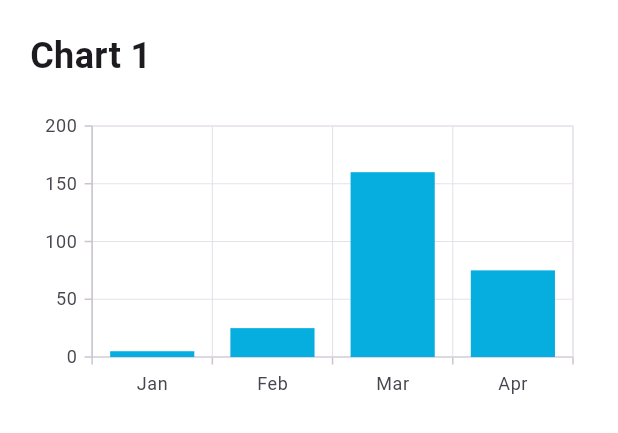
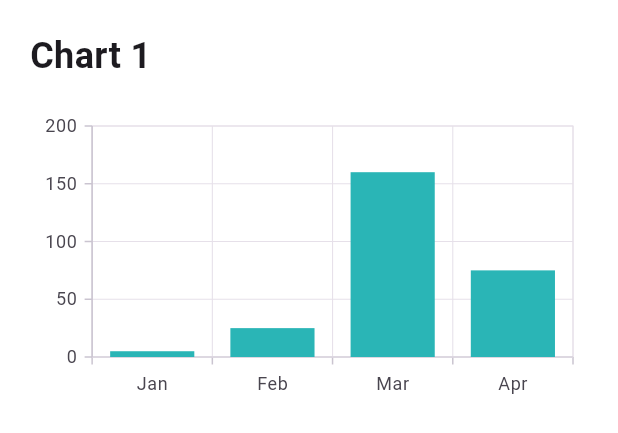
Before and after one commit to Marwen-Hammami/LocaGest-Flutter, a Flutter app: the BarChartSection widget shown alone on an empty page, opened directly, on a phone screen of 412 x 824 dp. Shown: the top 433 px of the screen. Run offline on Flutter 3.47's test engine with Material 3 defaults, Android fonts, the phone set to English and light mode, and no system bars; our stand-ins replace syncfusion_flutter_charts; network calls fail.

Commit message:
App Colors

```diff
--- a/lib/screens/chat_screen/dashboard_chat.dart
+++ b/lib/screens/chat_screen/dashboard_chat.dart
@@ -1,6 +1,8 @@
 import 'package:flutter/material.dart';
 import 'package:locagest/screens/chat_screen/signalement_traitement.dart';
 import 'package:syncfusion_flutter_charts/charts.dart';
+
+import '../../utilities/colors.dart';
 
 class OrdinalBar {
   final String x;
@@ -15,6 +17,7 @@ class ChatResponsiveDashboard extends StatelessWidget {
     return Scaffold(
       appBar: AppBar(
         title: const Text('Signalements'),
+        centerTitle: true,
       ),
       body: SingleChildScrollView(
         child: Column(
@@ -128,6 +131,7 @@ class BarChartSection extends StatelessWidget {
                   dataSource: chartData,
                   xValueMapper: (OrdinalBar sales, _) => sales.x,
                   yValueMapper: (OrdinalBar sales, _) => sales.y,
+                  color: AppColors.mainColor, // Use the mainColor here
                 ),
               ],
             ),
--- /dev/null
+++ b/lib/utilities/colors.dart
@@ -0,0 +1,12 @@
+import 'package:flutter/material.dart';
+
+class AppColors {
+  static const Color mainColor = Color(0xFF2AB5B6);
+  static const Color secondaryColor = Color(0xFFF4FBFB);
+  static const Color accentColor = Color(0xFF229652);
+
+  // Transparent colors
+  static const Color transparentMainColor = Color(0xA02AB5B6);
+  static const Color transparentSecondaryColor = Color(0xA0F4FBFB);
+  static const Color transparentAccentColor = Color(0xA0229652);
+}
```
